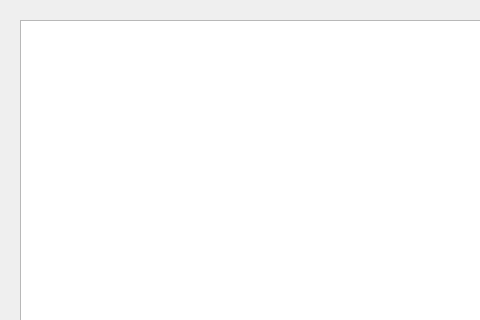
The window that cadnano/gui/dialogs/addseq.ui (cadnano/cadnano2.5) describes before a commit, drawn with Qt 5; both pictures show x 0 to 480 and y 0 to 320 of the 800 by 600 pixel window.
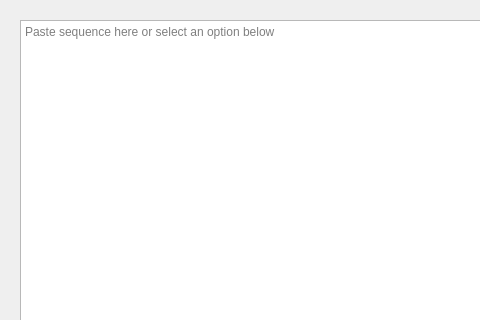
The same window after the commit.

```diff
--- a/cadnano/gui/dialogs/addseq.ui
+++ b/cadnano/gui/dialogs/addseq.ui
@@ -37,7 +37,11 @@
      </property>
      <layout class="QVBoxLayout" name="verticalLayout">
       <item>
-       <widget class="QTextEdit" name="seq_text_edit"/>
+       <widget class="QTextEdit" name="seq_text_edit">
+        <property name="placeholderText">
+         <string>Paste sequence here or select an option below</string>
+        </property>
+       </widget>
       </item>
       <item alignment="Qt::AlignVCenter">
        <widget class="QGroupBox" name="group_box">
```
